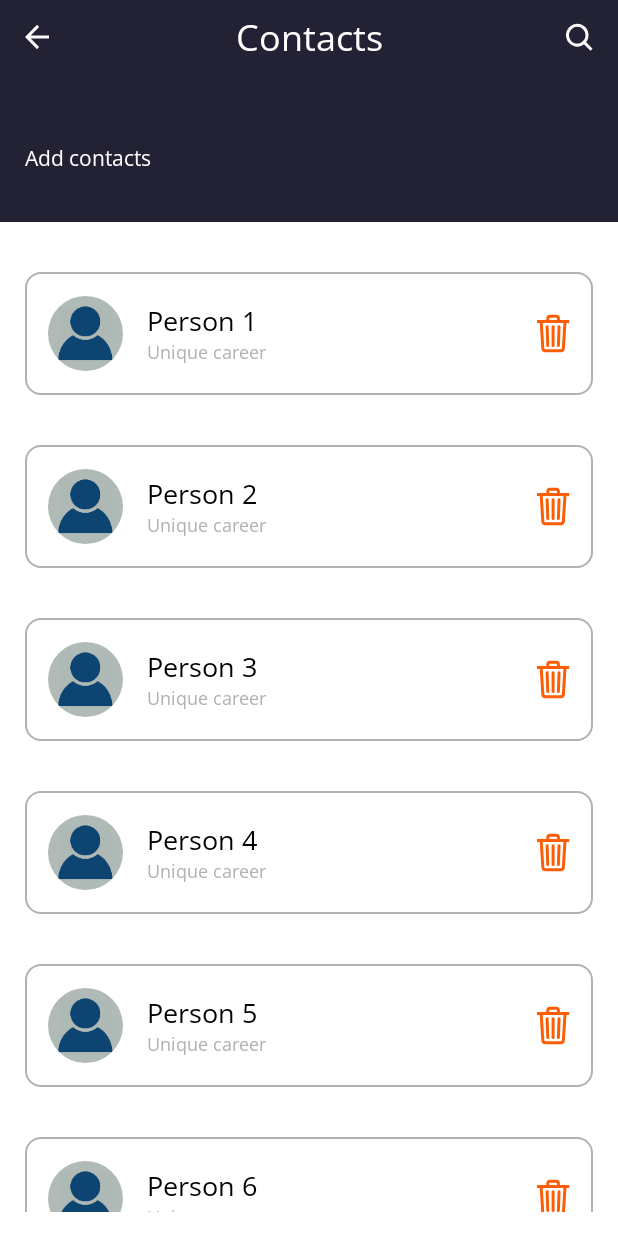
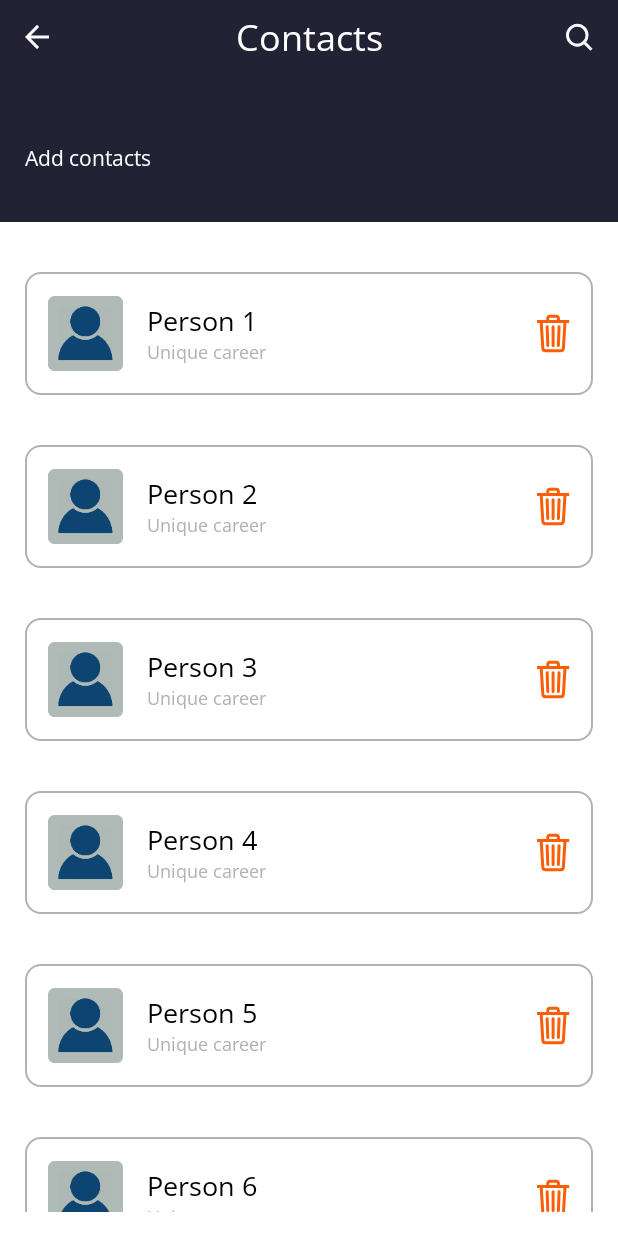
Before and after one commit to NastyaGroholska/BasicApplication, an Android app: the fragment MyContacts shown on its own in the app's theme, on a phone screen of 412 x 824 dp. Run offline under Robolectric (Android 15) with nearby library versions, the phone set to English and light mode, and no system bars; our stand-ins replace Picasso; pictures from the network do not load.

Commit message:
Changed ShapeableImageView to AppCompatImageView for shared elements transition on ContactsProfileFragment exit

```diff
--- a/app/src/main/java/com/shpp/ahrokholska/basicapplication/utils/ext/ImageView.kt
+++ b/app/src/main/java/com/shpp/ahrokholska/basicapplication/utils/ext/ImageView.kt
@@ -21,8 +21,8 @@ fun ImageView.loadFromURL(picture: String) {
         ImageLoader.Glide -> Glide.with(this).load(picture)
             .apply(
                 RequestOptions.placeholderOf(R.mipmap.ic_unknown_user)
-                    .override(Target.SIZE_ORIGINAL).dontTransform()
-            ).into(this)
+                    .override(Target.SIZE_ORIGINAL)
+            ).centerCrop().circleCrop().into(this)
 
         ImageLoader.Picasso -> Picasso.get().load(picture).fit().centerCrop().into(this)
         ImageLoader.Coil -> load(picture) {
--- a/app/src/main/res/layout/contacts_item.xml
+++ b/app/src/main/res/layout/contacts_item.xml
@@ -6,17 +6,15 @@
     android:layout_height="wrap_content"
     android:background="@drawable/contacts_item_border">
 
-    <com.google.android.material.imageview.ShapeableImageView
+    <androidx.appcompat.widget.AppCompatImageView
         android:id="@+id/contacts_image_photo"
         android:layout_width="@dimen/contacts_icon_height"
         android:layout_height="@dimen/contacts_icon_height"
         android:layout_marginVertical="@dimen/btn_icon_padding"
-        android:scaleType="centerCrop"
         app:layout_constraintBottom_toBottomOf="parent"
         app:layout_constraintEnd_toStartOf="@id/contacts_text_name"
         app:layout_constraintStart_toStartOf="@id/contacts_percent4Vertical"
         app:layout_constraintTop_toTopOf="parent"
-        app:shapeAppearanceOverlay="@style/rounded"
         tools:src="@mipmap/ic_unknown_user" />
 
     <TextView
--- a/app/src/main/res/layout/fragment_contacts_profile.xml
+++ b/app/src/main/res/layout/fragment_contacts_profile.xml
@@ -52,17 +52,15 @@
         app:layout_constraintStart_toStartOf="@+id/percent4Vertical"
         app:layout_constraintTop_toTopOf="@+id/percent2VHorizontal" />
 
-    <com.google.android.material.imageview.ShapeableImageView
+    <androidx.appcompat.widget.AppCompatImageView
         android:id="@+id/image_profile"
         android:layout_width="0dp"
         android:layout_height="0dp"
-        android:scaleType="centerCrop"
         app:layout_constraintBottom_toTopOf="@+id/percent26Horizontal"
         app:layout_constraintDimensionRatio="1:1"
         app:layout_constraintEnd_toEndOf="parent"
         app:layout_constraintStart_toStartOf="parent"
         app:layout_constraintTop_toTopOf="@+id/percent10Horizontal"
-        app:shapeAppearanceOverlay="@style/rounded"
         tools:src="@mipmap/ic_unknown_user" />
 
     <androidx.appcompat.widget.AppCompatTextView
```
